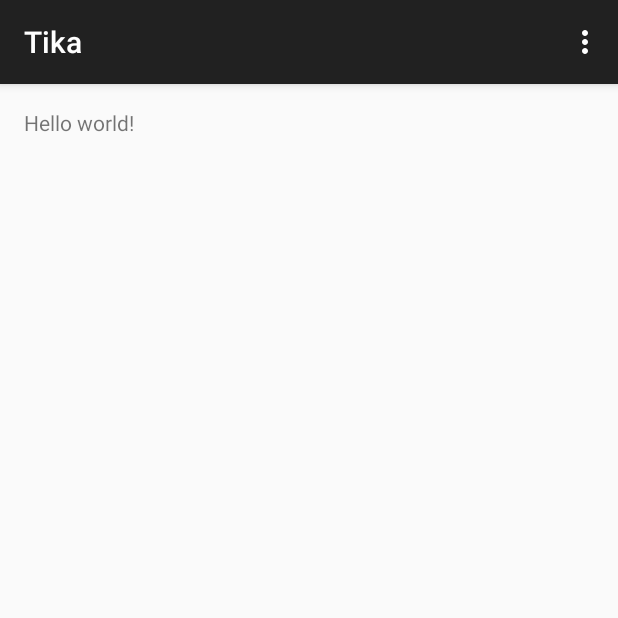
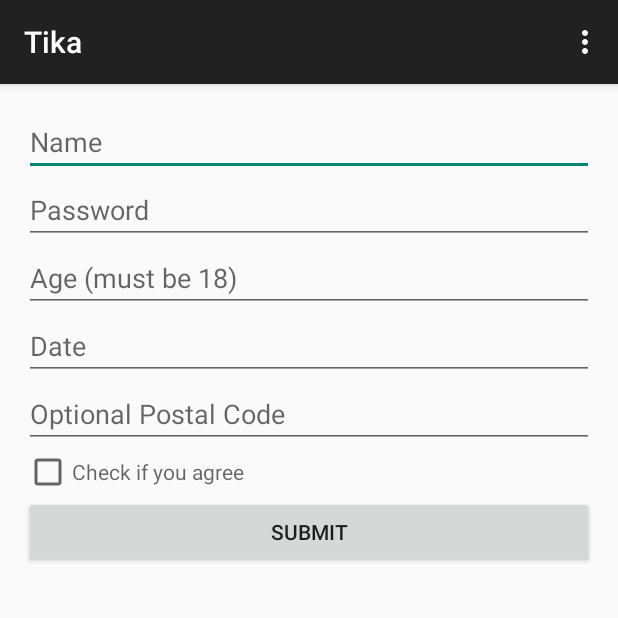
Before and after one commit to fmedlin/Tika, an Android app: the screen it shows after launch (MainActivity), on a phone screen of 412 x 824 dp, the top half of it. Run offline under Robolectric (Android 15) with nearby library versions, the phone set to English and light mode, and no system bars; our stand-ins replace ButterKnife.

Commit message:
Sample fields and submit form callback

```diff
--- a/app/build.gradle
+++ b/app/build.gradle
@@ -22,4 +22,5 @@ android {
 dependencies {
     compile fileTree(dir: 'libs', include: ['*.jar'])
     compile 'com.android.support:appcompat-v7:21.0.3'
+    compile 'com.jakewharton:butterknife:6.1.0'
 }
--- a/app/src/main/java/twotoasters/org/tika/MainActivity.java
+++ b/app/src/main/java/twotoasters/org/tika/MainActivity.java
@@ -1,9 +1,13 @@
 package twotoasters.org.tika;
 
+import android.os.Bundle;
 import android.support.v7.app.ActionBarActivity;
-import android.os.Bundle;
+import android.util.Log;
 import android.view.Menu;
 import android.view.MenuItem;
+
+import butterknife.ButterKnife;
+import butterknife.OnClick;
 
 
 public class MainActivity extends ActionBarActivity {
@@ -12,6 +16,7 @@ public class MainActivity extends ActionBarActivity {
     protected void onCreate(Bundle savedInstanceState) {
         super.onCreate(savedInstanceState);
         setContentView(R.layout.activity_main);
+        ButterKnife.inject(this);
     }
 
 
@@ -36,4 +41,9 @@ public class MainActivity extends ActionBarActivity {
 
         return super.onOptionsItemSelected(item);
     }
+
+    @OnClick(R.id.submit)
+    public void onSubmitForm() {
+        Log.d("Form", "onSubmitForm");
+    }
 }
--- a/app/src/main/res/layout/activity_main.xml
+++ b/app/src/main/res/layout/activity_main.xml
@@ -1,5 +1,7 @@
-<RelativeLayout xmlns:android="http://schemas.android.com/apk/res/android"
+<LinearLayout
+    xmlns:android="http://schemas.android.com/apk/res/android"
     xmlns:tools="http://schemas.android.com/tools"
+    android:orientation="vertical"
     android:layout_width="match_parent"
     android:layout_height="match_parent"
     android:paddingLeft="@dimen/activity_horizontal_margin"
@@ -8,9 +10,46 @@
     android:paddingBottom="@dimen/activity_vertical_margin"
     tools:context=".MainActivity">
 
-    <TextView
-        android:text="@string/hello_world"
+    <EditText
+        android:id="@+id/name"
+        android:layout_width="match_parent"
+        android:layout_height="wrap_content"
+        android:hint="Name"/>
+
+    <EditText
+        android:id="@+id/password"
+        android:layout_width="match_parent"
+        android:layout_height="wrap_content"
+        android:hint="Password"/>
+
+    <EditText
+        android:id="@+id/age"
+        android:layout_width="match_parent"
+        android:layout_height="wrap_content"
+        android:hint="Age (must be 18)"/>
+
+    <EditText
+        android:id="@+id/birthdate"
+        android:layout_width="match_parent"
+        android:layout_height="wrap_content"
+        android:hint="Date"/>
+
+    <EditText
+        android:id="@+id/postal_code"
+        android:layout_width="match_parent"
+        android:layout_height="wrap_content"
+        android:hint="Optional Postal Code"/>
+
+    <CheckBox
+        android:id="@+id/terms"
         android:layout_width="wrap_content"
-        android:layout_height="wrap_content"/>
+        android:layout_height="wrap_content"
+        android:hint="Check if you agree"/>
 
-</RelativeLayout>
+    <Button
+        android:id="@+id/submit"
+        android:layout_width="match_parent"
+        android:layout_height="wrap_content"
+        android:text="Submit"/>
+
+</LinearLayout>
```
Lines whose indentation alone changed are shown as unchanged.
